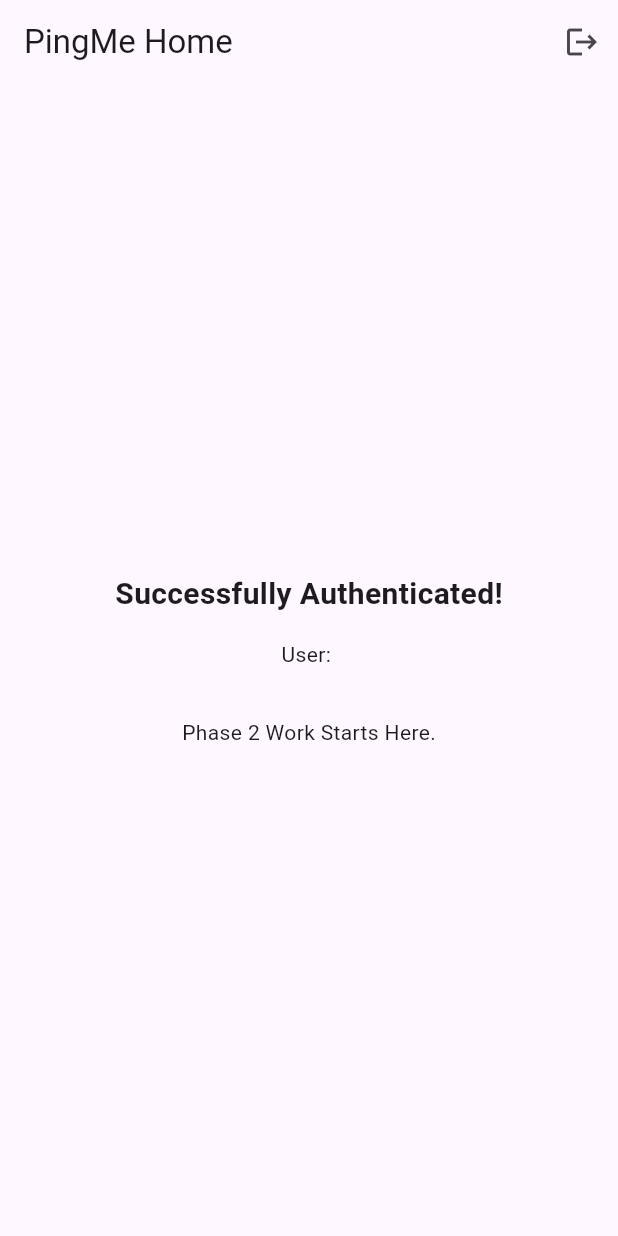
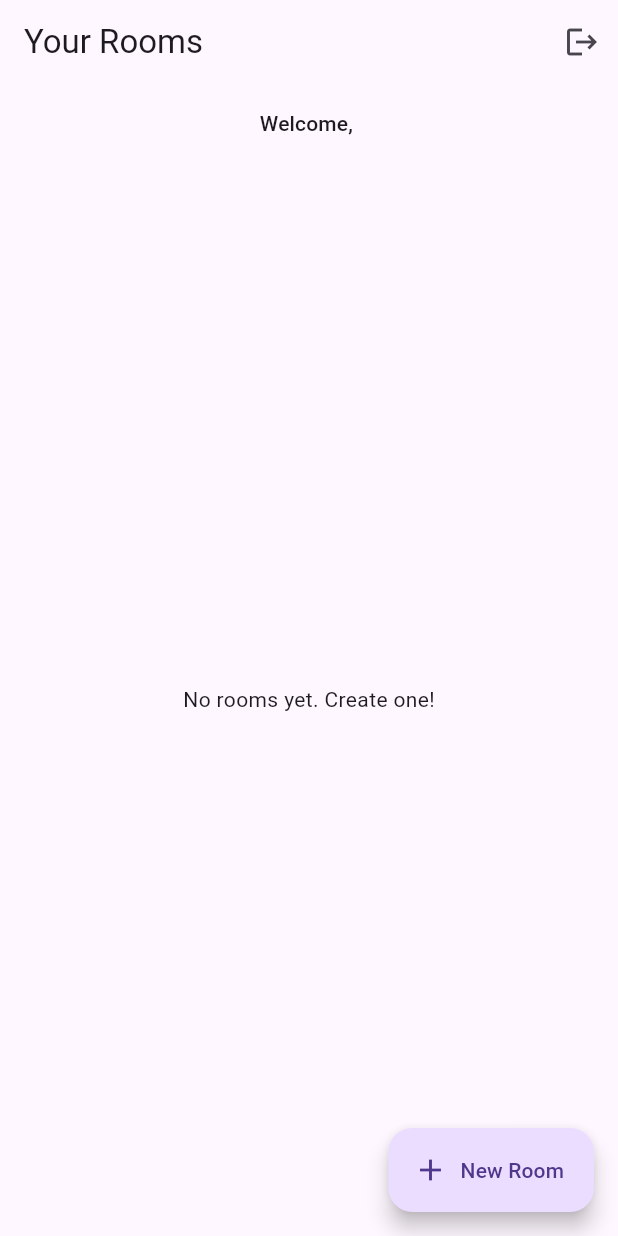
Before and after one commit to sanket-pilane/PingMe, a Flutter app: the screen it shows once a user with an empty profile is signed in, on a phone screen of 412 x 824 dp. Run offline on Flutter 3.47's test engine with Material 3 defaults, Android fonts, the phone set to English and light mode, and no system bars; our stand-ins replace bloc, cloud_firestore, equatable, firebase_auth, firebase_core, flutter_bloc; accounts and stored records are empty; network calls fail.

Commit message:
FEAT(rooms): Implement room creation and list display with Firestore.

```diff
--- a/lib/features/home/view/home_screen.dart
+++ b/lib/features/home/view/home_screen.dart
@@ -1,9 +1,25 @@
 import 'package:flutter/material.dart';
 import 'package:flutter_bloc/flutter_bloc.dart';
 import 'package:pingme/features/auth/bloc/auth_bloc.dart';
+import 'package:pingme/features/rooms/bloc/room_bloc.dart';
+import 'package:pingme/features/rooms/data/room_repository.dart';
+import 'package:pingme/features/rooms/view/create_room_dialog.dart';
+import 'package:pingme/features/rooms/view/room_list_view.dart';
 
 class HomeScreen extends StatelessWidget {
   const HomeScreen({super.key});
+
+  @override
+  Widget build(BuildContext context) {
+    return BlocProvider(
+      create: (context) => RoomBloc(roomRepository: RoomRepository()),
+      child: const HomeView(),
+    );
+  }
+}
+
+class HomeView extends StatelessWidget {
+  const HomeView({super.key});
 
   @override
   Widget build(BuildContext context) {
@@ -11,7 +27,7 @@ class HomeScreen extends StatelessWidget {
 
     return Scaffold(
       appBar: AppBar(
-        title: const Text('PingMe Home'),
+        title: const Text('Your Rooms'),
         actions: [
           IconButton(
             icon: const Icon(Icons.logout),
@@ -21,20 +37,22 @@ class HomeScreen extends StatelessWidget {
           ),
         ],
       ),
-      body: Center(
-        child: Column(
-          mainAxisAlignment: MainAxisAlignment.center,
-          children: [
-            const Text(
-              'Successfully Authenticated!',
-              style: TextStyle(fontSize: 20, fontWeight: FontWeight.bold),
+      body: Column(
+        children: [
+          Padding(
+            padding: const EdgeInsets.all(16.0),
+            child: Text(
+              'Welcome, $userEmail',
+              style: Theme.of(context).textTheme.titleSmall,
             ),
-            const SizedBox(height: 16),
-            Text('User: $userEmail'),
-            const SizedBox(height: 32),
-            const Text('Phase 2 Work Starts Here.'),
-          ],
-        ),
+          ),
+          const Expanded(child: RoomListView()),
+        ],
+      ),
+      floatingActionButton: FloatingActionButton.extended(
+        onPressed: () => showCreateRoomDialog(context),
+        label: const Text('New Room'),
+        icon: const Icon(Icons.add),
       ),
     );
   }
--- /dev/null
+++ b/lib/features/rooms/bloc/room_bloc.dart
@@ -0,0 +1,46 @@
+import 'dart:async';
+
+import 'package:bloc/bloc.dart';
+import 'package:equatable/equatable.dart';
+import 'package:flutter/foundation.dart';
+import 'package:pingme/features/rooms/data/models/room_model.dart';
+import 'package:pingme/features/rooms/data/room_repository.dart';
+
+part 'room_event.dart';
+part 'room_state.dart';
+
+class RoomBloc extends Bloc<RoomEvent, RoomState> {
+  final RoomRepository _roomRepository;
+  StreamSubscription? _roomsSubscription;
+
+  RoomBloc({required RoomRepository roomRepository})
+    : _roomRepository = roomRepository,
+      super(const RoomState()) {
+    on<RoomsUpdated>(_onRoomsUpdated);
+    on<CreateRoom>(_onCreateRoom);
+
+    _roomsSubscription = _roomRepository.getRoomsStream().listen((rooms) {
+      add(RoomsUpdated(rooms));
+    });
+  }
+
+  void _onRoomsUpdated(RoomsUpdated event, Emitter<RoomState> emit) {
+    emit(state.copyWith(status: RoomStatus.success, rooms: event.rooms));
+  }
+
+  Future<void> _onCreateRoom(CreateRoom event, Emitter<RoomState> emit) async {
+    try {
+      await _roomRepository.createRoom(event.name);
+    } catch (e) {
+      emit(
+        state.copyWith(status: RoomStatus.failure, errorMessage: e.toString()),
+      );
+    }
+  }
+
+  @override
+  Future<void> close() {
+    _roomsSubscription?.cancel();
+    return super.close();
+  }
+}
--- /dev/null
+++ b/lib/features/rooms/bloc/room_event.dart
@@ -0,0 +1,25 @@
+part of 'room_bloc.dart';
+
+@immutable
+abstract class RoomEvent extends Equatable {
+  const RoomEvent();
+
+  @override
+  List<Object> get props => [];
+}
+
+class RoomsUpdated extends RoomEvent {
+  const RoomsUpdated(this.rooms);
+  final List<Room> rooms;
+
+  @override
+  List<Object> get props => [rooms];
+}
+
+class CreateRoom extends RoomEvent {
+  const CreateRoom(this.name);
+  final String name;
+
+  @override
+  List<Object> get props => [name];
+}
--- /dev/null
+++ b/lib/features/rooms/bloc/room_state.dart
@@ -0,0 +1,31 @@
+part of 'room_bloc.dart';
+
+enum RoomStatus { initial, loading, success, failure }
+
+@immutable
+class RoomState extends Equatable {
+  const RoomState({
+    this.status = RoomStatus.initial,
+    this.rooms = const [],
+    this.errorMessage,
+  });
+
+  final RoomStatus status;
+  final List<Room> rooms;
+  final String? errorMessage;
+
+  RoomState copyWith({
+    RoomStatus? status,
+    List<Room>? rooms,
+    String? errorMessage,
+  }) {
+    return RoomState(
+      status: status ?? this.status,
+      rooms: rooms ?? this.rooms,
+      errorMessage: errorMessage ?? this.errorMessage,
+    );
+  }
+
+  @override
+  List<Object?> get props => [status, rooms, errorMessage];
+}
--- /dev/null
+++ b/lib/features/rooms/data/models/room_model.dart
@@ -0,0 +1,41 @@
+import 'package:cloud_firestore/cloud_firestore.dart';
+import 'package:equatable/equatable.dart';
+
+class Room extends Equatable {
+  final String id;
+  final String name;
+  final List<String> members;
+  final String ownerId;
+  final DateTime createdAt;
+
+  const Room({
+    required this.id,
+    required this.name,
+    required this.members,
+    required this.ownerId,
+    required this.createdAt,
+  });
+
+  @override
+  List<Object?> get props => [id, name, members, ownerId, createdAt];
+
+  Map<String, dynamic> toFirestore() {
+    return {
+      'name': name,
+      'members': members,
+      'ownerId': ownerId,
+      'createdAt': Timestamp.fromDate(createdAt),
+    };
+  }
+
+  factory Room.fromFirestore(DocumentSnapshot<Map<String, dynamic>> doc) {
+    final data = doc.data()!;
+    return Room(
+      id: doc.id,
+      name: data['name'] as String,
+      members: List<String>.from(data['members'] as List<dynamic>),
+      ownerId: data['ownerId'] as String,
+      createdAt: (data['createdAt'] as Timestamp).toDate(),
+    );
+  }
+}
--- /dev/null
+++ b/lib/features/rooms/data/room_repository.dart
@@ -0,0 +1,49 @@
+import 'package:cloud_firestore/cloud_firestore.dart';
+import 'package:firebase_auth/firebase_auth.dart';
+import 'package:pingme/features/rooms/data/models/room_model.dart';
+import 'package:uuid/uuid.dart';
+
+class RoomRepository {
+  final FirebaseFirestore _firestore;
+  final FirebaseAuth _auth;
+  final Uuid _uuid;
+
+  RoomRepository({FirebaseFirestore? firestore, FirebaseAuth? auth, Uuid? uuid})
+    : _firestore = firestore ?? FirebaseFirestore.instance,
+      _auth = auth ?? FirebaseAuth.instance,
+      _uuid = uuid ?? const Uuid();
+
+  Stream<List<Room>> getRoomsStream() {
+    final userId = _auth.currentUser?.uid;
+    if (userId == null) {
+      return Stream.value([]);
+    }
+
+    return _firestore
+        .collection('rooms')
+        .where('members', arrayContains: userId)
+        .orderBy('createdAt', descending: true)
+        .snapshots()
+        .map((snapshot) {
+          return snapshot.docs.map((doc) => Room.fromFirestore(doc)).toList();
+        });
+  }
+
+  Future<void> createRoom(String name) async {
+    final userId = _auth.currentUser?.uid;
+    if (userId == null) {
+      throw Exception('User not logged in');
+    }
+
+    final roomId = _uuid.v4();
+    final newRoom = Room(
+      id: roomId,
+      name: name,
+      members: [userId],
+      ownerId: userId,
+      createdAt: DateTime.now(),
+    );
+
+    await _firestore.collection('rooms').doc(roomId).set(newRoom.toFirestore());
+  }
+}
--- /dev/null
+++ b/lib/features/rooms/view/room_list_view.dart
@@ -0,0 +1,42 @@
+import 'package:flutter/material.dart';
+import 'package:flutter_bloc/flutter_bloc.dart';
+import 'package:pingme/features/rooms/bloc/room_bloc.dart';
+
+class RoomListView extends StatelessWidget {
+  const RoomListView({super.key});
+
+  @override
+  Widget build(BuildContext context) {
+    return BlocBuilder<RoomBloc, RoomState>(
+      builder: (context, state) {
+        if (state.status == RoomStatus.initial) {
+          return const Center(child: CircularProgressIndicator());
+        }
+
+        if (state.rooms.isEmpty) {
+          return const Center(child: Text('No rooms yet. Create one!'));
+        }
+
+        return ListView.builder(
+          itemCount: state.rooms.length,
+          itemBuilder: (context, index) {
+            final room = state.rooms[index];
+            return Card(
+              margin: const EdgeInsets.symmetric(horizontal: 16, vertical: 8),
+              child: ListTile(
+                title: Text(room.name),
+                subtitle: Text(
+                  'Created on: ${room.createdAt.toLocal().toString().split(' ')[0]}',
+                ),
+                trailing: const Icon(Icons.arrow_forward_ios),
+                onTap: () {
+                  // TODO: Navigate to RoomDetailScreen
+                },
+              ),
+            );
+          },
+        );
+      },
+    );
+  }
+}
--- a/pubspec.yaml
+++ b/pubspec.yaml
@@ -38,6 +38,8 @@ dependencies:
   firebase_auth: ^6.1.2
   cloud_firestore: ^6.1.0
   flutter_bloc: ^9.1.1
+  equatable: ^2.0.7
+  uuid: ^4.5.2
 
 dev_dependencies:
   flutter_test:
```
Also changed, not shown: lib/features/rooms/view/create_room_dialog.dart (added, +36 -0 lines), pubspec.lock.
